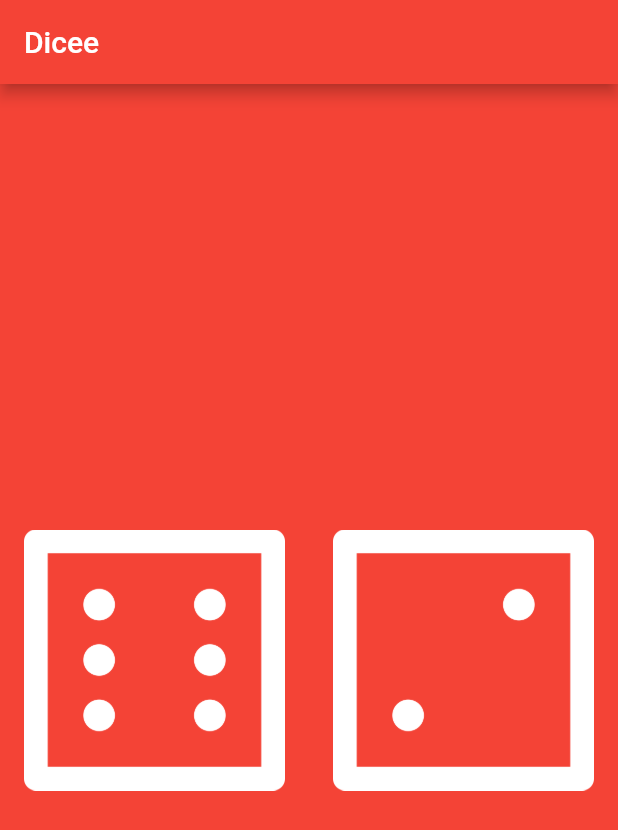
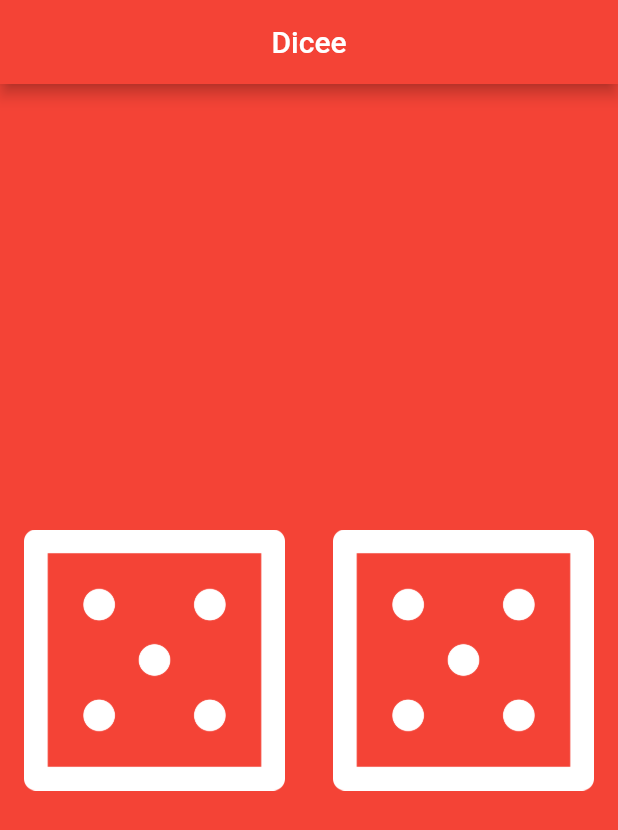
Before and after one commit to troysand/flutter_apps, a Flutter app: the screen it shows after launch, on a phone screen of 412 x 824 dp. Shown: the top 830 px of the screen. Run offline on Flutter 3.47's test engine with Material 2 defaults, Android fonts, the phone set to English and light mode, and no system bars; our stand-ins replace dio, get_it.

Commit message:
Finished implementing the dicee app logic

```diff
--- a/dicee/lib/main.dart
+++ b/dicee/lib/main.dart
@@ -1,3 +1,4 @@
+import 'dart:math';
 import 'package:flutter/material.dart';
 
 void main() {
@@ -20,7 +21,7 @@ class DiceApp extends StatelessWidget {
 
   AppBar _appBar() {
     return AppBar(
-      title: const Text('Dicee'),
+      title: const Center(child: Text('Dicee')),
       backgroundColor: Colors.red,
     );
   }
@@ -34,18 +35,21 @@ class DicePage extends StatefulWidget {
 }
 
 class _DicePageState extends State<DicePage> {
+  int _leftDiceNumber = Random().nextInt(6) + 1;
+  int _rightDiceNumber = Random().nextInt(6) + 1;
+
   @override
   Widget build(BuildContext context) {
     return Center(
       child: Row(
-        children: [
+        children: <Widget>[
           Expanded(
             child: Padding(
               padding: const EdgeInsets.all(8.0),
               child: TextButton(
-                child: Image.asset('images/dice6.png'),
+                child: Image.asset('images/dice$_leftDiceNumber.png'),
                 onPressed: () {
-                  print('button 1 pressed.');
+                  _rollDice();
                 },
               ),
             ),
@@ -54,9 +58,9 @@ class _DicePageState extends State<DicePage> {
             child: Padding(
               padding: const EdgeInsets.all(8.0),
               child: TextButton(
-                child: Image.asset('images/dice2.png'),
+                child: Image.asset('images/dice$_rightDiceNumber.png'),
                 onPressed: () {
-                  print('button 2 pressed.');
+                  _rollDice();
                 },
               ),
             ),
@@ -65,4 +69,11 @@ class _DicePageState extends State<DicePage> {
       ),
     );
   }
+
+  void _rollDice() {
+    setState(() {
+      _leftDiceNumber = Random().nextInt(6) + 1;
+      _rightDiceNumber = Random().nextInt(6) + 1;
+    });
+  }
 }
```
